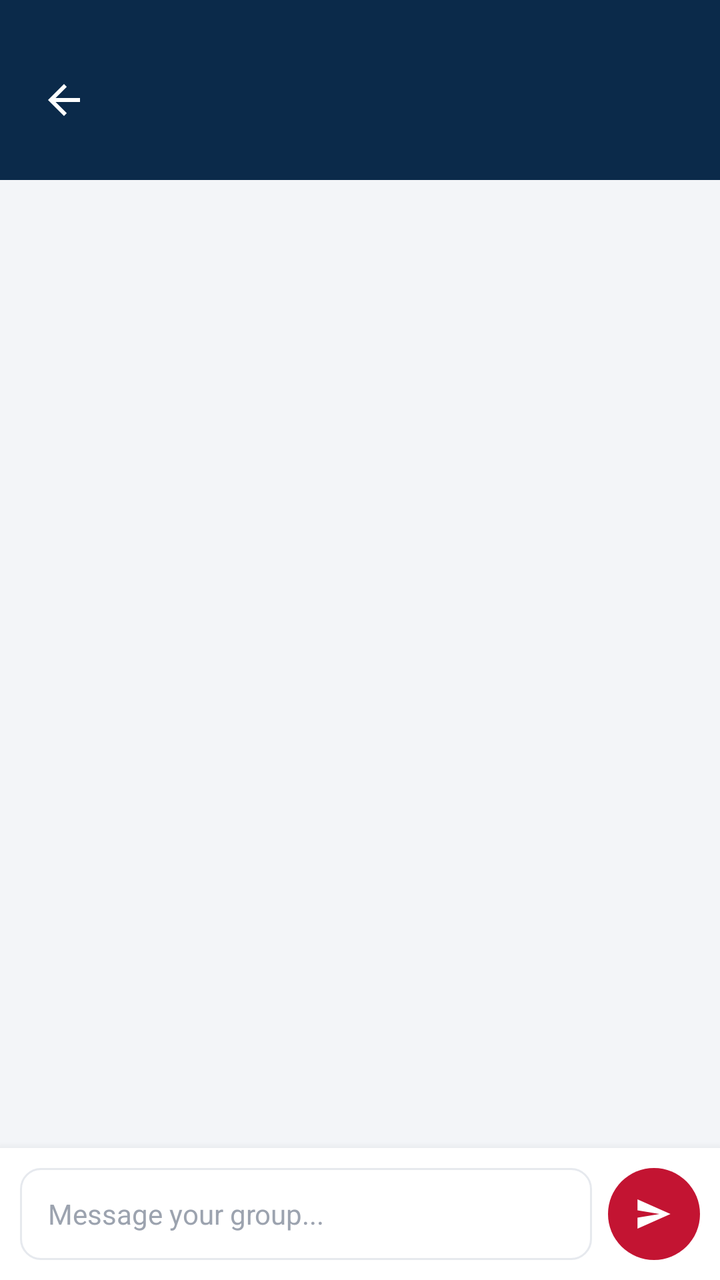
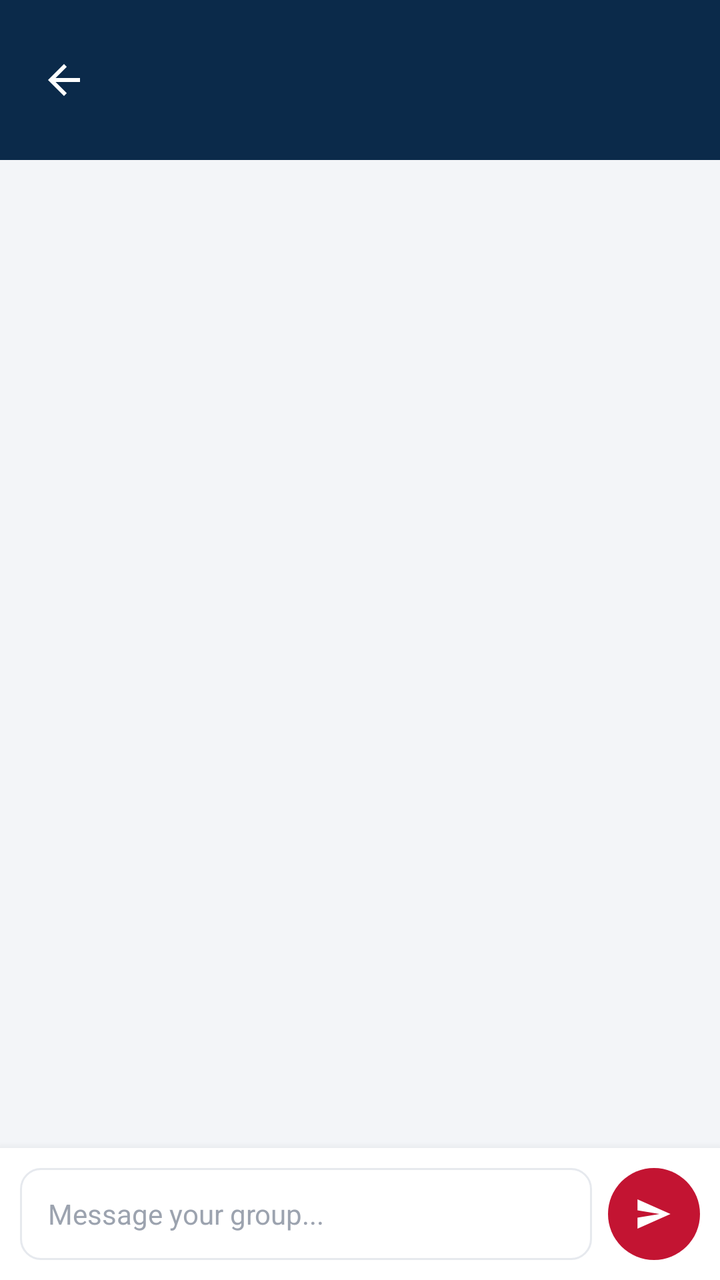

Compare the two renders of this Android layout. The source of the first and the diff that turns it into the second are given below.
<!-- AndroidManifest.xml: application theme Theme.CampusApp -->
<!-- res/layout/activity_group_chat.xml -->
<?xml version="1.0" encoding="utf-8"?>
<LinearLayout xmlns:android="http://schemas.android.com/apk/res/android"
    xmlns:app="http://schemas.android.com/apk/res-auto"
    android:layout_width="match_parent"
    android:layout_height="match_parent"
    android:orientation="vertical"
    android:background="@color/background">

    <LinearLayout style="@style/SectionHeader" android:orientation="horizontal" android:gravity="center_vertical" android:paddingBottom="18dp">
        <ImageView
            android:id="@+id/btnBack"
            android:layout_width="24dp"
            android:layout_height="24dp"
            android:src="@drawable/ic_back"
            app:tint="@color/white"
            android:layout_marginEnd="14dp"/>

        <LinearLayout
            android:layout_width="0dp"
            android:layout_height="wrap_content"
            android:layout_weight="1"
            android:orientation="vertical">

            <TextView
                android:id="@+id/tvChatTitle"
                android:layout_width="wrap_content"
                android:layout_height="wrap_content"
                android:textColor="@color/white"
                android:textSize="19sp"
                android:textStyle="bold"/>

            <TextView
                android:id="@+id/tvChatSubtitle"
                android:layout_width="wrap_content"
                android:layout_height="wrap_content"
                android:layout_marginTop="2dp"
                android:textColor="#B9C6DA"
                android:textSize="12sp"/>
        </LinearLayout>
    </LinearLayout>

    <ScrollView
        android:id="@+id/chatScroll"
        android:layout_width="match_parent"
        android:layout_height="0dp"
        android:layout_weight="1">

        <LinearLayout
            android:id="@+id/messagesContainer"
            android:layout_width="match_parent"
            android:layout_height="wrap_content"
            android:orientation="vertical"
            android:padding="16dp"/>
    </ScrollView>

    <LinearLayout
        android:layout_width="match_parent"
        android:layout_height="wrap_content"
        android:orientation="horizontal"
        android:gravity="center_vertical"
        android:background="@color/white"
        android:padding="10dp"
        android:elevation="8dp">

        <EditText
            android:id="@+id/etMessage"
            android:layout_width="0dp"
            android:layout_height="46dp"
            android:layout_weight="1"
            android:background="@drawable/bg_input"
            android:paddingStart="14dp"
            android:paddingEnd="14dp"
            android:hint="Message your group..."
            android:textColorHint="@color/text_gray_light"
            android:textColor="@color/text_dark"
            android:textSize="14sp"
            android:inputType="textCapSentences|textMultiLine"
            android:maxLines="4"/>

        <ImageView
            android:id="@+id/btnSend"
            android:layout_width="46dp"
            android:layout_height="46dp"
            android:layout_marginStart="8dp"
            android:background="@drawable/bg_fab"
            android:padding="12dp"
            android:src="@drawable/ic_send"/>

    </LinearLayout>

</LinearLayout>
<!-- resources referenced by this layout -->
<resources>
  <color name="background">#F3F5F8</color>
  <color name="text_dark">#161B26</color>
  <color name="text_gray_light">#9CA3AF</color>
  <color name="white">#FFFFFF</color>
  <!-- drawable bg_fab (drawable) -->
  <?xml version="1.0" encoding="utf-8"?>
  <shape xmlns:android="http://schemas.android.com/apk/res/android" android:shape="oval">
      <solid android:color="@color/primary_red" />
  </shape>
  <!-- drawable bg_input (drawable) -->
  <?xml version="1.0" encoding="utf-8"?>
  <shape xmlns:android="http://schemas.android.com/apk/res/android" android:shape="rectangle">
      <solid android:color="@color/white" />
      <stroke android:width="1dp" android:color="@color/divider" />
      <corners android:radius="10dp" />
  </shape>
  <!-- drawable ic_back (drawable) -->
  <vector xmlns:android="http://schemas.android.com/apk/res/android"
      android:width="24dp" android:height="24dp" android:viewportWidth="24" android:viewportHeight="24">
      <path android:fillColor="@android:color/white"
          android:pathData="M20,11 L7.8,11 L13.4,5.4 L12,4 L4,12 L12,20 L13.4,18.6 L7.8,13 L20,13 Z"/>
  </vector>
  <!-- drawable ic_send (drawable) -->
  <vector xmlns:android="http://schemas.android.com/apk/res/android"
      android:width="24dp" android:height="24dp" android:viewportWidth="24" android:viewportHeight="24">
      <path android:fillColor="@android:color/white"
          android:pathData="M3,20 L21,12 L3,4 L3,10 L15,12 L3,14 Z"/>
  </vector>
  <style name="SectionHeader">
          <item name="android:layout_width">match_parent</item>
          <item name="android:layout_height">wrap_content</item>
          <item name="android:background">@color/navy_dark</item>
          <item name="android:paddingLeft">20dp</item>
          <item name="android:paddingRight">20dp</item>
          <item name="android:paddingTop">28dp</item>
          <item name="android:paddingBottom">18dp</item>
          <item name="android:orientation">vertical</item>
      </style>
  <style name="Theme.CampusApp" parent="Theme.MaterialComponents.Light.NoActionBar">
          <item name="colorPrimary">@color/primary_blue</item>
          <item name="colorPrimaryDark">@color/navy_dark</item>
          <item name="colorAccent">@color/primary_red</item>
          <item name="android:windowBackground">@color/background</item>
          <item name="android:statusBarColor">@color/navy_dark</item>
      </style>
  <color name="primary_red">#C31432</color>
  <color name="divider">#E6E9EE</color>
  <color name="navy_dark">#0B2A4A</color>
  <color name="primary_blue">#12469E</color>
</resources>

<!-- the commit's change to res/layout/activity_group_chat.xml (unified diff, before → after) -->
@@ -7,7 +7,7 @@
     android:background="@color/background">
 
     <LinearLayout style="@style/SectionHeader" android:orientation="horizontal" android:gravity="center_vertical" android:paddingBottom="18dp">
-        <ImageView
+        <ImageView android:contentDescription="@string/a11y_back"
             android:id="@+id/btnBack"
             android:layout_width="24dp"
             android:layout_height="24dp"
@@ -77,7 +77,7 @@
             android:inputType="textCapSentences|textMultiLine"
             android:maxLines="4"/>
 
-        <ImageView
+        <ImageView android:contentDescription="@string/a11y_send"
             android:id="@+id/btnSend"
             android:layout_width="46dp"
             android:layout_height="46dp"
<!-- resource entries referenced after the edit -->
@@ -28,13 +28,15 @@
       <path android:fillColor="@android:color/white"
           android:pathData="M3,20 L21,12 L3,4 L3,10 L15,12 L3,14 Z"/>
   </vector>
+  <string name="a11y_back">Back</string>
+  <string name="a11y_send">Send message</string>
   <style name="SectionHeader">
           <item name="android:layout_width">match_parent</item>
           <item name="android:layout_height">wrap_content</item>
           <item name="android:background">@color/navy_dark</item>
           <item name="android:paddingLeft">20dp</item>
           <item name="android:paddingRight">20dp</item>
-          <item name="android:paddingTop">28dp</item>
+          <item name="android:paddingTop">18dp</item>
           <item name="android:paddingBottom">18dp</item>
           <item name="android:orientation">vertical</item>
       </style>
